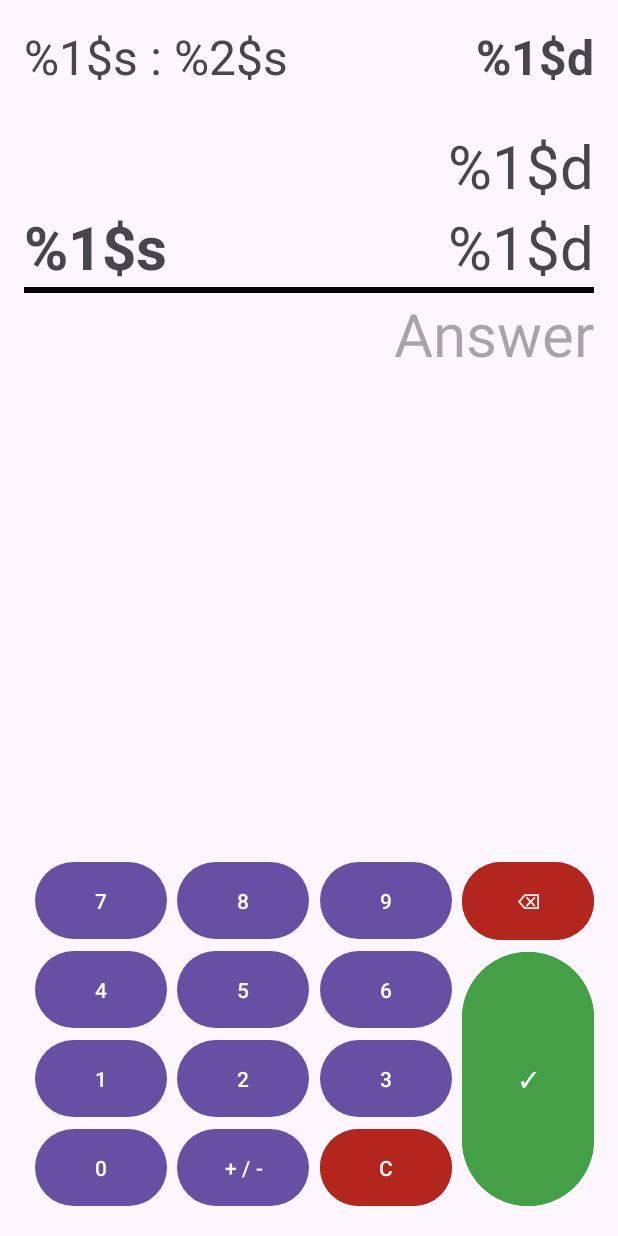
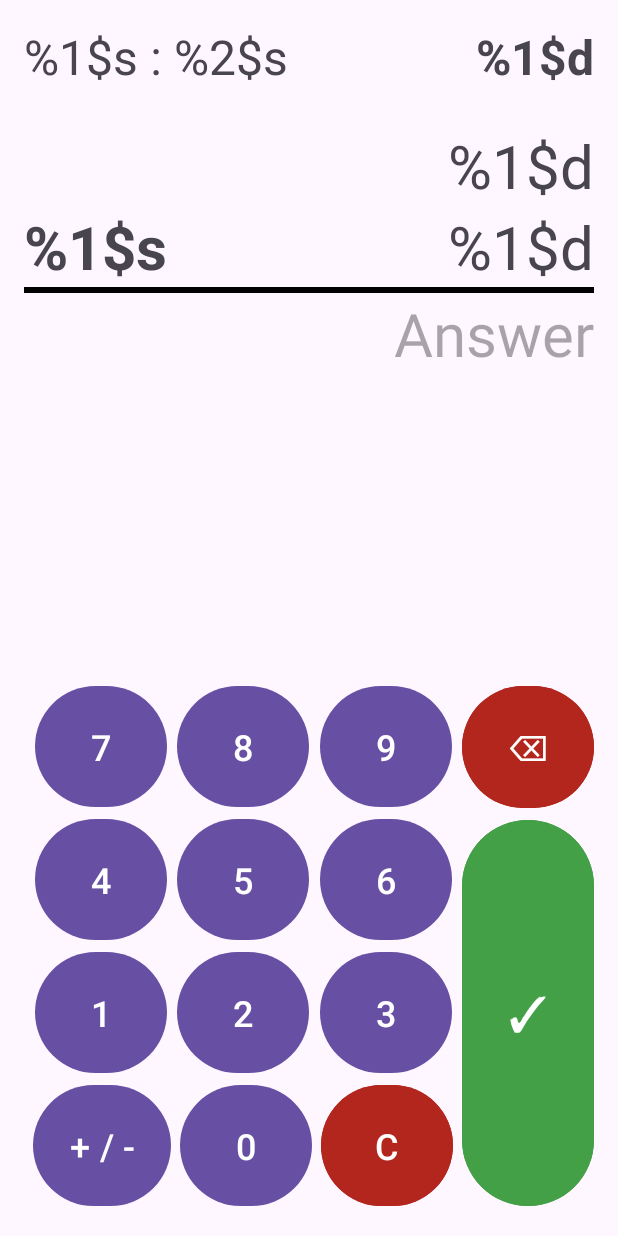
Before and after one commit to emjheypb/Math-Drills, an Android app: the DrillStartActivity screen opened directly, with no data from a screen before it, on a phone screen of 412 x 824 dp. Run offline under Robolectric (Android 15) with nearby library versions, the phone set to English and light mode, and no system bars; 1 statement that could not run was skipped.

Commit message:
fix: sign key repositioning; keys resizing

```diff
--- a/app/src/main/res/layout/activity_drill_start.xml
+++ b/app/src/main/res/layout/activity_drill_start.xml
@@ -107,8 +107,9 @@
             android:id="@+id/btn_7"
             android:layout_width="wrap_content"
             android:layout_height="wrap_content"
-            android:padding="16dp"
+            android:padding="24dp"
             android:text="@string/num_7"
+            android:textSize="24sp"
             app:layout_constraintEnd_toStartOf="@+id/btn_8"
             app:layout_constraintStart_toStartOf="parent"
             app:layout_constraintTop_toTopOf="parent" />
@@ -117,8 +118,9 @@
             android:id="@+id/btn_8"
             android:layout_width="wrap_content"
             android:layout_height="wrap_content"
-            android:padding="16dp"
+            android:padding="24dp"
             android:text="@string/num_8"
+            android:textSize="24sp"
             app:layout_constraintEnd_toStartOf="@id/btn_3"
             app:layout_constraintStart_toEndOf="@id/btn_1"
             app:layout_constraintTop_toTopOf="parent" />
@@ -127,8 +129,9 @@
             android:id="@+id/btn_9"
             android:layout_width="wrap_content"
             android:layout_height="wrap_content"
-            android:padding="16dp"
+            android:padding="24dp"
             android:text="@string/num_9"
+            android:textSize="24sp"
             app:layout_constraintEnd_toStartOf="@id/btn_Equals"
             app:layout_constraintStart_toEndOf="@+id/btn_8"
             app:layout_constraintTop_toTopOf="parent" />
@@ -137,8 +140,9 @@
             android:id="@+id/btn_4"
             android:layout_width="wrap_content"
             android:layout_height="wrap_content"
-            android:padding="16dp"
+            android:padding="24dp"
             android:text="@string/num_4"
+            android:textSize="24sp"
             app:layout_constraintEnd_toStartOf="@+id/btn_5"
             app:layout_constraintStart_toStartOf="parent"
             app:layout_constraintTop_toBottomOf="@id/btn_7" />
@@ -147,8 +151,9 @@
             android:id="@+id/btn_5"
             android:layout_width="wrap_content"
             android:layout_height="wrap_content"
-            android:padding="16dp"
+            android:padding="24dp"
             android:text="@string/num_5"
+            android:textSize="24sp"
             app:layout_constraintEnd_toStartOf="@id/btn_3"
             app:layout_constraintStart_toEndOf="@id/btn_1"
             app:layout_constraintTop_toBottomOf="@+id/btn_8" />
@@ -157,8 +162,9 @@
             android:id="@+id/btn_6"
             android:layout_width="wrap_content"
             android:layout_height="wrap_content"
-            android:padding="16dp"
+            android:padding="24dp"
             android:text="@string/num_6"
+            android:textSize="24sp"
             app:layout_constraintEnd_toStartOf="@id/btn_Equals"
             app:layout_constraintStart_toEndOf="@+id/btn_5"
             app:layout_constraintTop_toBottomOf="@+id/btn_9" />
@@ -167,8 +173,9 @@
             android:id="@+id/btn_1"
             android:layout_width="wrap_content"
             android:layout_height="wrap_content"
-            android:padding="16dp"
+            android:padding="24dp"
             android:text="@string/num_1"
+            android:textSize="24sp"
             app:layout_constraintEnd_toStartOf="@id/btn_2"
             app:layout_constraintStart_toStartOf="parent"
             app:layout_constraintTop_toBottomOf="@id/btn_4" />
@@ -177,8 +184,9 @@
             android:id="@+id/btn_2"
             android:layout_width="wrap_content"
             android:layout_height="wrap_content"
-            android:padding="16dp"
+            android:padding="24dp"
             android:text="@string/num_2"
+            android:textSize="24sp"
             app:layout_constraintEnd_toStartOf="@id/btn_3"
             app:layout_constraintStart_toEndOf="@id/btn_1"
             app:layout_constraintTop_toBottomOf="@+id/btn_5" />
@@ -187,30 +195,33 @@
             android:id="@+id/btn_3"
             android:layout_width="wrap_content"
             android:layout_height="wrap_content"
-            android:padding="16dp"
+            android:padding="24dp"
             android:text="@string/num_3"
+            android:textSize="24sp"
             app:layout_constraintEnd_toStartOf="@id/btn_Equals"
             app:layout_constraintStart_toEndOf="@id/btn_2"
             app:layout_constraintTop_toBottomOf="@+id/btn_6" />
 
         <Button
-            android:id="@+id/btn_0"
+            android:id="@+id/btn_Sign"
             android:layout_width="wrap_content"
             android:layout_height="wrap_content"
-            android:padding="16dp"
-            android:text="@string/num_0"
-            app:layout_constraintEnd_toStartOf="@id/btn_Sign"
+            android:padding="24dp"
+            android:text="@string/pos_neg"
+            android:textSize="24sp"
+            app:layout_constraintEnd_toStartOf="@id/btn_0"
             app:layout_constraintStart_toStartOf="parent"
             app:layout_constraintTop_toBottomOf="@id/btn_1" />
 
         <Button
-            android:id="@+id/btn_Sign"
+            android:id="@+id/btn_0"
             android:layout_width="wrap_content"
             android:layout_height="wrap_content"
-            android:padding="16dp"
-            android:text="@string/pos_neg"
+            android:padding="24dp"
+            android:text="@string/num_0"
+            android:textSize="24sp"
             app:layout_constraintEnd_toStartOf="@id/btn_Clear"
-            app:layout_constraintStart_toEndOf="@id/btn_0"
+            app:layout_constraintStart_toEndOf="@id/btn_Sign"
             app:layout_constraintTop_toBottomOf="@id/btn_2" />
 
         <Button
@@ -218,10 +229,11 @@
             android:layout_width="wrap_content"
             android:layout_height="wrap_content"
             android:backgroundTint="?attr/colorError"
-            android:padding="16dp"
+            android:padding="24dp"
             android:text="@string/ltr_c"
+            android:textSize="24sp"
             app:layout_constraintEnd_toStartOf="@id/btn_Equals"
-            app:layout_constraintStart_toEndOf="@id/btn_Sign"
+            app:layout_constraintStart_toEndOf="@id/btn_0"
             app:layout_constraintTop_toBottomOf="@id/btn_1" />
 
         <Button
@@ -229,8 +241,9 @@
             android:layout_width="wrap_content"
             android:layout_height="wrap_content"
             android:backgroundTint="?attr/colorError"
-            android:padding="16dp"
+            android:padding="24dp"
             android:text="@string/backspace"
+            android:textSize="24sp"
             app:layout_constraintBottom_toTopOf="@id/btn_Equals"
             app:layout_constraintEnd_toEndOf="parent"
             app:layout_constraintTop_toTopOf="parent" />
@@ -241,6 +254,7 @@
             android:layout_height="0dp"
             android:backgroundTint="@color/green"
             android:text="@string/submit"
+            android:textSize="32sp"
             app:layout_constraintBottom_toBottomOf="parent"
             app:layout_constraintEnd_toEndOf="parent"
             app:layout_constraintTop_toBottomOf="@id/btn_Backspace" />
```
